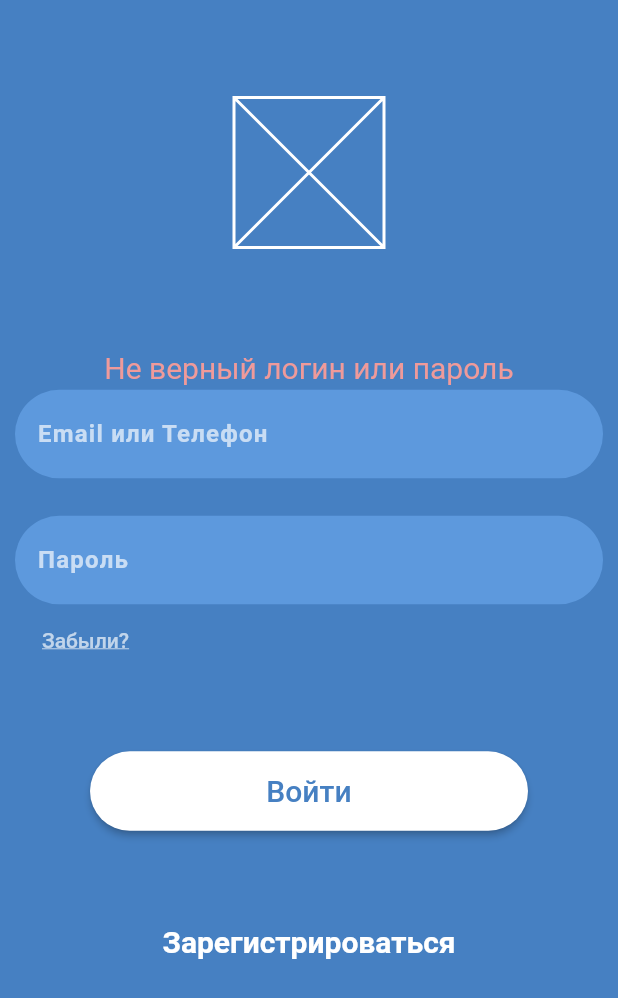
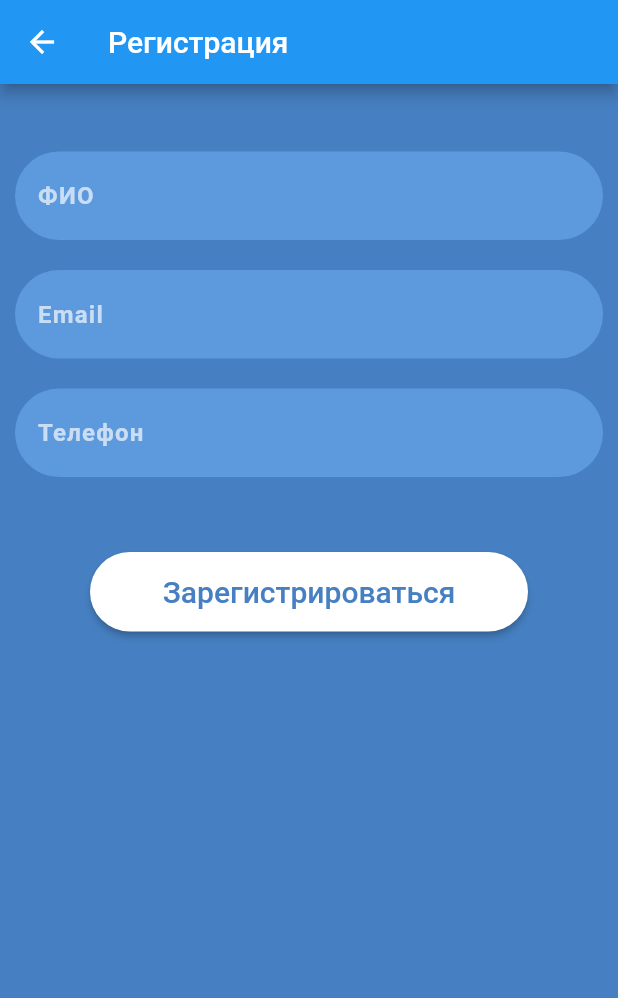
Before and after one commit to gooodwin67/vk_app, a Flutter app: the screen it shows after launch, after a tap on "Войти", after a tap on "Зарегистрироваться", on a phone screen of 412 x 824 dp. Shown: the top 998 px of the screen. Run offline on Flutter 3.47's test engine with Material 2 defaults, Android fonts, the phone set to English and light mode, and no system bars.

Commit message:
add reset, register

```diff
--- a/lib/main.dart
+++ b/lib/main.dart
@@ -1,5 +1,8 @@
 import 'package:flutter/material.dart';
 import 'package:vk_app/widgets/login/login_widget.dart';
+import 'package:vk_app/widgets/login/register_user.dart';
+import 'package:vk_app/widgets/login/reset_password.dart';
+import 'package:vk_app/widgets/main/main_screen.dart';
 
 void main() {
   runApp(const MyApp());
@@ -10,8 +13,15 @@ class MyApp extends StatelessWidget {
 
   @override
   Widget build(BuildContext context) {
-    return const MaterialApp(
-      home: LoginWidget(),
+    return MaterialApp(
+      //home: LoginScreenWidget(),
+      initialRoute: '/',
+      routes: {
+        '/': (context) => LoginScreenWidget(),
+        '/main': (context) => MainScreenWidget(),
+        '/reset-password': (context) => ResetPasswordScreenWidget(),
+        '/register': (context) => RegisterUserWidget(),
+      },
     );
   }
 }
--- a/lib/widgets/login/login_widget.dart
+++ b/lib/widgets/login/login_widget.dart
@@ -1,28 +1,27 @@
-import 'dart:ui';
-
 import 'package:flutter/material.dart';
 
-class LoginWidget extends StatefulWidget {
-  const LoginWidget({Key? key}) : super(key: key);
+class LoginScreenWidget extends StatefulWidget {
+  const LoginScreenWidget({Key? key}) : super(key: key);
 
   @override
-  State<LoginWidget> createState() => _LoginWidgetState();
+  State<LoginScreenWidget> createState() => _LoginScreenWidgetState();
 }
 
-class _LoginWidgetState extends State<LoginWidget> {
+class _LoginScreenWidgetState extends State<LoginScreenWidget> {
   final _loginTextController = TextEditingController();
   final _passwordTextController = TextEditingController();
 
   String textInvalidLogin = '';
 
   void _onResetPassword() {
-    print('resetPassword');
+    Navigator.pushNamed(context, '/reset-password');
   }
 
   void _onEnter() {
     if (_loginTextController.text == 'admin' &&
         _passwordTextController.text == 'admin') {
       textInvalidLogin = '';
+      Navigator.pushNamed(context, '/main');
     } else {
       textInvalidLogin = 'Не верный логин или пароль';
     }
@@ -30,7 +29,7 @@ class _LoginWidgetState extends State<LoginWidget> {
   }
 
   void _onRegister() {
-    print('Register');
+    Navigator.pushNamed(context, '/register');
   }
 
   @override
--- /dev/null
+++ b/lib/widgets/login/register_user.dart
@@ -0,0 +1,137 @@
+import 'package:flutter/material.dart';
+
+class RegisterUserWidget extends StatefulWidget {
+  const RegisterUserWidget({Key? key}) : super(key: key);
+
+  @override
+  State<RegisterUserWidget> createState() => _RegisterUserWidgetState();
+}
+
+class _RegisterUserWidgetState extends State<RegisterUserWidget> {
+  final _resetPasswordTextController = TextEditingController();
+
+  void _onResetPassword() {
+    print('Register');
+  }
+
+  @override
+  Widget build(BuildContext context) {
+    return Scaffold(
+      appBar: AppBar(title: const Text('Регистрация')),
+      backgroundColor: const Color(0xff4680C2),
+      body: Padding(
+        padding: const EdgeInsets.symmetric(horizontal: 10, vertical: 15),
+        child: Column(
+          children: [
+            const SizedBox(height: 30),
+            TextField(
+              controller: _resetPasswordTextController,
+              decoration: const InputDecoration(
+                border: OutlineInputBorder(
+                  borderSide: BorderSide.none,
+                  borderRadius: BorderRadius.all(
+                    Radius.circular(50),
+                  ),
+                ),
+                contentPadding:
+                    EdgeInsets.symmetric(horizontal: 15, vertical: 20),
+                isCollapsed: true,
+                filled: true,
+                fillColor: Color(0xff5D99DD),
+                hintText: 'ФИО',
+                hintStyle: TextStyle(
+                    color: Color(0xaaffffff),
+                    fontWeight: FontWeight.bold,
+                    letterSpacing: 0.8),
+              ),
+              style: const TextStyle(
+                  color: Colors.white,
+                  fontWeight: FontWeight.bold,
+                  letterSpacing: 0.8),
+              cursorColor: Colors.white,
+            ),
+            SizedBox(height: 20),
+            TextField(
+              controller: _resetPasswordTextController,
+              decoration: const InputDecoration(
+                border: OutlineInputBorder(
+                  borderSide: BorderSide.none,
+                  borderRadius: BorderRadius.all(
+                    Radius.circular(50),
+                  ),
+                ),
+                contentPadding:
+                    EdgeInsets.symmetric(horizontal: 15, vertical: 20),
+                isCollapsed: true,
+                filled: true,
+                fillColor: Color(0xff5D99DD),
+                hintText: 'Email',
+                hintStyle: TextStyle(
+                    color: Color(0xaaffffff),
+                    fontWeight: FontWeight.bold,
+                    letterSpacing: 0.8),
+              ),
+              style: const TextStyle(
+                  color: Colors.white,
+                  fontWeight: FontWeight.bold,
+                  letterSpacing: 0.8),
+              cursorColor: Colors.white,
+            ),
+            SizedBox(height: 20),
+            TextField(
+              controller: _resetPasswordTextController,
+              decoration: const InputDecoration(
+                border: OutlineInputBorder(
+                  borderSide: BorderSide.none,
+                  borderRadius: BorderRadius.all(
+                    Radius.circular(50),
+                  ),
+                ),
+                contentPadding:
+                    EdgeInsets.symmetric(horizontal: 15, vertical: 20),
+                isCollapsed: true,
+                filled: true,
+                fillColor: Color(0xff5D99DD),
+                hintText: 'Телефон',
+                hintStyle: TextStyle(
+                    color: Color(0xaaffffff),
+                    fontWeight: FontWeight.bold,
+                    letterSpacing: 0.8),
+              ),
+              style: const TextStyle(
+                  color: Colors.white,
+                  fontWeight: FontWeight.bold,
+                  letterSpacing: 0.8),
+              cursorColor: Colors.white,
+            ),
+            SizedBox(height: 50),
+            Padding(
+              padding: const EdgeInsets.symmetric(horizontal: 50),
+              child: Container(
+                width: double.infinity,
+                child: ButtonTheme(
+                  minWidth: double.infinity,
+                  child: ElevatedButton(
+                    onPressed: _onResetPassword,
+                    style: ElevatedButton.styleFrom(
+                        primary: Colors.white, shape: const StadiumBorder()),
+                    child: const Padding(
+                      padding: EdgeInsets.symmetric(vertical: 15),
+                      child: Text(
+                        'Зарегистрироваться',
+                        style: TextStyle(
+                          color: Color(0xff4680C2),
+                          fontSize: 20,
+                        ),
+                      ),
+                    ),
+                  ),
+                ),
+              ),
+            ),
+          ],
+        ),
+      ),
+    );
+  }
+}
```
Also changed, not shown: lib/widgets/login/reset_password.dart (added, +89 -0 lines), lib/widgets/main/main_screen.dart (added, +17 -0 lines).
